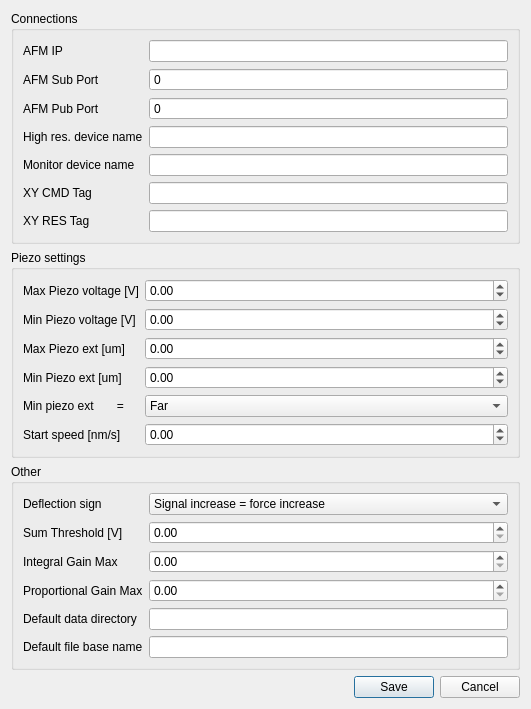
This is GUIs/hwConfig_dialog.ui in elandini/CoMPlEx as Qt 5 draws it before an edit. The edited form follows.
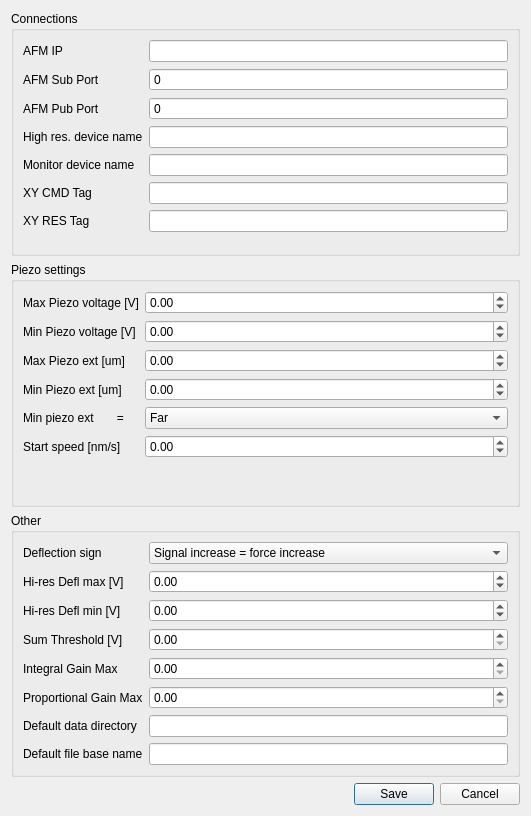
This is the edited form.

What changed in the file:
```diff
--- a/GUIs/hwConfig_dialog.ui
+++ b/GUIs/hwConfig_dialog.ui
@@ -7,7 +7,7 @@
     <x>0</x>
     <y>0</y>
     <width>531</width>
-    <height>696</height>
+    <height>816</height>
    </rect>
   </property>
   <property name="windowTitle">
@@ -255,64 +255,92 @@
         </item>
        </widget>
       </item>
-      <item row="1" column="0">
+      <item row="3" column="0">
        <widget class="QLabel" name="label_11">
         <property name="text">
          <string>Sum Threshold [V]</string>
         </property>
        </widget>
       </item>
-      <item row="1" column="1">
+      <item row="3" column="1">
        <widget class="QDoubleSpinBox" name="sumThrNumDbl"/>
       </item>
-      <item row="2" column="0">
+      <item row="4" column="0">
        <widget class="QLabel" name="label_12">
         <property name="text">
          <string>Integral Gain Max</string>
         </property>
        </widget>
       </item>
-      <item row="2" column="1">
+      <item row="4" column="1">
        <widget class="QDoubleSpinBox" name="iGainMaxNumDbl">
         <property name="maximum">
          <double>100000.000000000000000</double>
         </property>
        </widget>
       </item>
-      <item row="3" column="0">
+      <item row="5" column="0">
        <widget class="QLabel" name="label_13">
         <property name="text">
          <string>Proportional Gain Max</string>
         </property>
        </widget>
       </item>
-      <item row="3" column="1">
+      <item row="5" column="1">
        <widget class="QDoubleSpinBox" name="pGainMaxNumDbl">
         <property name="maximum">
          <double>100000.000000000000000</double>
         </property>
        </widget>
       </item>
-      <item row="5" column="1">
+      <item row="7" column="1">
        <widget class="QLineEdit" name="defBaseNameLine"/>
       </item>
-      <item row="4" column="1">
+      <item row="6" column="1">
        <widget class="QLineEdit" name="defDirLine"/>
       </item>
-      <item row="4" column="0">
+      <item row="6" column="0">
        <widget class="QLabel" name="label_17">
         <property name="text">
          <string>Default data directory</string>
         </property>
        </widget>
       </item>
-      <item row="5" column="0">
+      <item row="7" column="0">
        <widget class="QLabel" name="label_18">
         <property name="text">
          <string>Default file base name</string>
         </property>
        </widget>
       </item>
+      <item row="1" column="1">
+       <widget class="QDoubleSpinBox" name="maxDeflVoltNumDbl">
+        <property name="minimum">
+         <double>-99.000000000000000</double>
+        </property>
+       </widget>
+      </item>
+      <item row="2" column="1">
+       <widget class="QDoubleSpinBox" name="minDeflVoltNumDbl">
+        <property name="minimum">
+         <double>-99.000000000000000</double>
+        </property>
+       </widget>
+      </item>
+      <item row="1" column="0">
+       <widget class="QLabel" name="label_20">
+        <property name="text">
+         <string>Hi-res Defl max [V]</string>
+        </property>
+       </widget>
+      </item>
+      <item row="2" column="0">
+       <widget class="QLabel" name="label_21">
+        <property name="text">
+         <string>Hi-res Defl min [V]</string>
+        </property>
+       </widget>
+      </item>
      </layout>
     </widget>
    </item>
```
